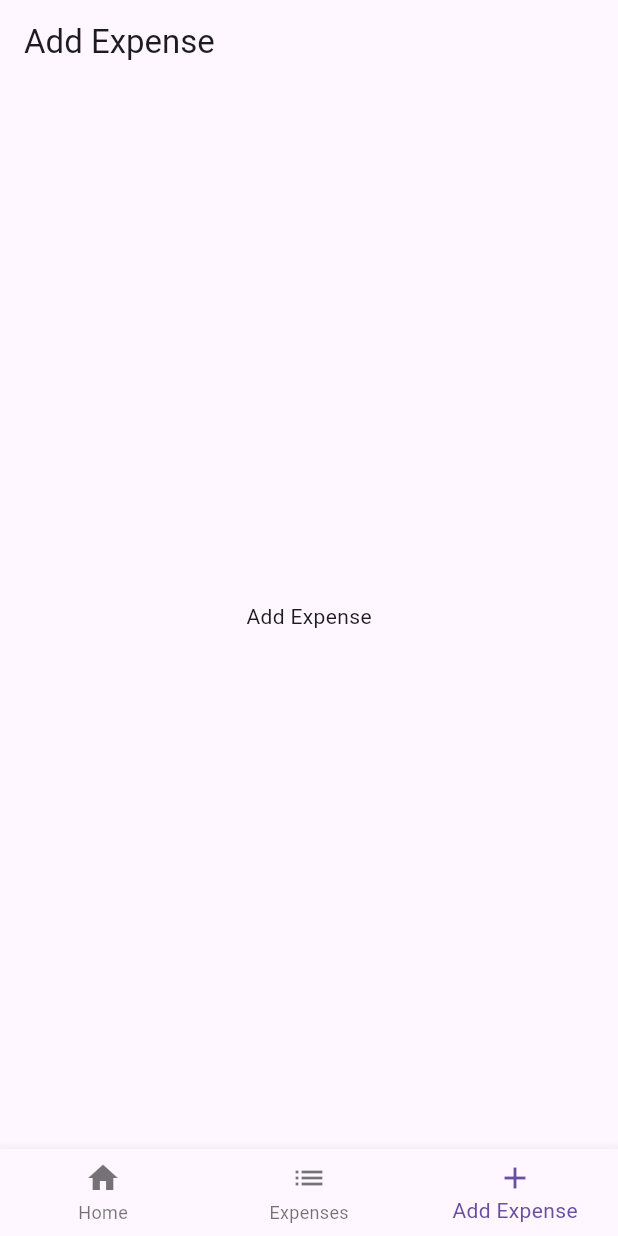
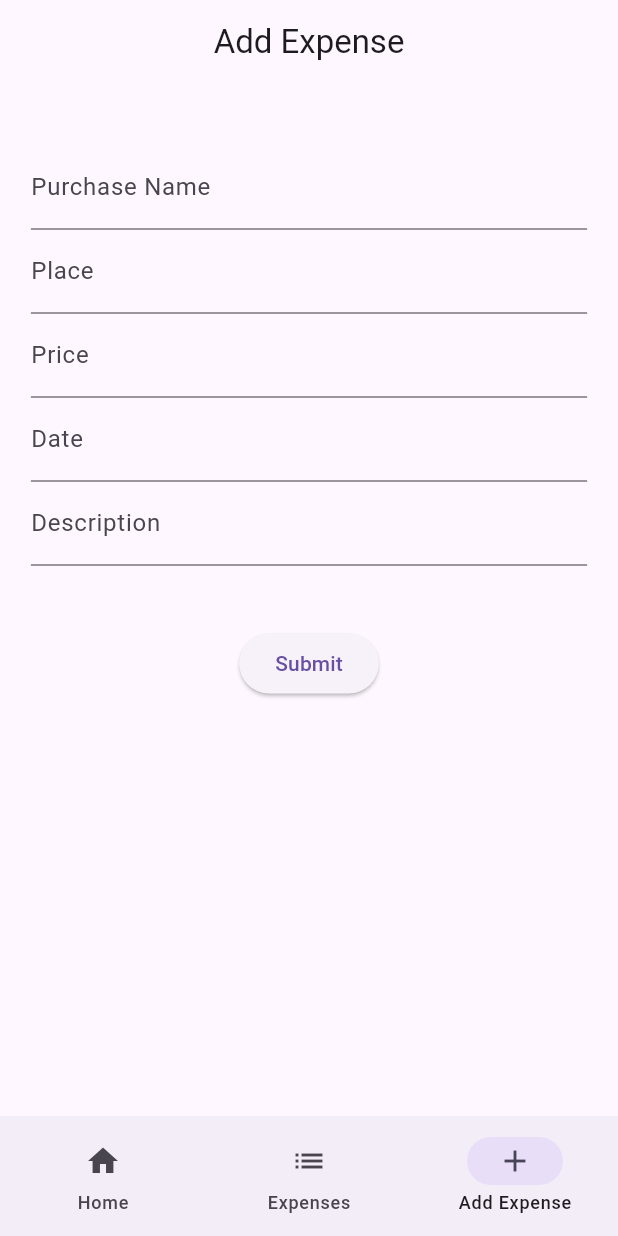
Before and after one commit to SatyaAchanta/personal-expense-tracker, a Flutter app: the screen it shows after launch, item 3 of the bottom bar chosen, on a phone screen of 412 x 824 dp. Run offline on Flutter 3.47's test engine with Material 3 defaults, Android fonts, the phone set to English and light mode, and no system bars; our stand-ins replace get.

Commit message:
Working form edit and state updates

```diff
--- a/lib/controllers/dashboard.dart
+++ b/lib/controllers/dashboard.dart
@@ -4,7 +4,6 @@ class DashboardController extends GetxController {
   var currentIndex = 0;
 
   void changeIndex(int index) {
-    print("index $index");
     currentIndex = index;
     update();
   }
--- /dev/null
+++ b/lib/controllers/expense.dart
@@ -0,0 +1,21 @@
+import 'package:get/get.dart';
+
+class ExpenseController extends GetxController {
+  final expenses = <Map<String, dynamic>>[].obs;
+
+  void setExpenses(List<Map<String, dynamic>> expenses) {
+    this.expenses.value = expenses;
+  }
+
+  void addExpense(Map<String, dynamic> expense) {
+    expenses.add(expense);
+  }
+
+  void removeExpense(int index) {
+    expenses.removeAt(index);
+  }
+
+  List<Map<String, dynamic>> getExpenses() {
+    return expenses;
+  }
+}
--- /dev/null
+++ b/lib/models/expense.dart
@@ -0,0 +1,39 @@
+class Expense {
+  final String id;
+  final String title;
+  final double amount;
+  final DateTime date;
+  final String description;
+  final String place;
+
+  Expense({
+    required this.id,
+    required this.title,
+    required this.amount,
+    required this.date,
+    required this.place,
+    this.description = '',
+  });
+
+  factory Expense.fromJson(Map<String, dynamic> json) {
+    return Expense(
+      id: json['id'],
+      title: json['title'],
+      amount: json['amount'],
+      date: DateTime.parse(json['date']),
+      place: json['place'],
+      description: json['description'],
+    );
+  }
+
+  Map<String, dynamic> toJson() {
+    return {
+      'id': id,
+      'title': title,
+      'amount': amount,
+      'date': date.toIso8601String(),
+      'place': place,
+      'description': description,
+    };
+  }
+}
--- /dev/null
+++ b/lib/models/user.dart
@@ -0,0 +1,7 @@
+class User {
+  String name;
+  String email;
+  int id;
+
+  User({required this.name, required this.email, required this.id});
+}
--- a/lib/routes/routes.dart
+++ b/lib/routes/routes.dart
@@ -26,11 +26,11 @@ class Routes {
     ),
     GetPage(
       name: expenses,
-      page: () => const ExpenseList(),
+      page: () => ExpenseList(),
     ),
     GetPage(
       name: addExpense,
-      page: () => const ExpenseForm(),
+      page: () => ExpenseForm(),
     ),
   ];
 }
--- a/lib/screens/expense_form.dart
+++ b/lib/screens/expense_form.dart
@@ -1,16 +1,116 @@
 import 'package:flutter/material.dart';
+import 'package:get/get.dart';
+import 'package:personal_expense_tracker/controllers/expense.dart';
 
 class ExpenseForm extends StatelessWidget {
-  const ExpenseForm({super.key});
+  ExpenseForm({super.key});
+  final GlobalKey<FormState> _formKey = GlobalKey<FormState>();
+  final ExpenseController expenseController = Get.put(ExpenseController());
 
   @override
   Widget build(BuildContext context) {
-    return Scaffold(
-      appBar: AppBar(
-        title: const Text('Add Expense'),
-      ),
-      body: const Center(
-        child: Text('Add Expense'),
+    final TextEditingController _titleController = TextEditingController();
+    final TextEditingController _placeController = TextEditingController();
+    final TextEditingController _priceController = TextEditingController();
+    final TextEditingController _dateController = TextEditingController();
+    final TextEditingController _descriptionController =
+        TextEditingController();
+
+    MediaQueryData mediaQuery = MediaQuery.of(context);
+    Size deviceSize = mediaQuery.size;
+
+    return SafeArea(
+      child: Scaffold(
+        appBar: AppBar(
+          title: const Center(
+            child: Text('Add Expense'),
+          ),
+        ),
+        body: SingleChildScrollView(
+          child: Column(
+            children: [
+              Container(
+                margin: EdgeInsets.only(
+                  top: deviceSize.height * 0.05,
+                  left: deviceSize.width * 0.05,
+                  right: deviceSize.width * 0.05,
+                ),
+                child: Form(
+                  key: _formKey,
+                  child: Column(
+                    children: [
+                      TextFormField(
+                        controller: _titleController,
+                        decoration:
+                            const InputDecoration(labelText: 'Purchase Name'),
+                        validator: (value) =>
+                            value!.isEmpty ? 'Please enter a title' : null,
+                      ),
+                      TextFormField(
+                        controller: _placeController,
+                        decoration: const InputDecoration(labelText: 'Place'),
+                        validator: (value) =>
+                            value!.isEmpty ? 'Please enter a place' : null,
+                      ),
+                      TextFormField(
+                        controller: _priceController,
+                        decoration: const InputDecoration(labelText: 'Price'),
+                        validator: (value) =>
+                            value!.isEmpty ? 'Please enter a price' : null,
+                        keyboardType: TextInputType.number,
+                      ),
+                      TextFormField(
+                        controller: _dateController,
+                        decoration: const InputDecoration(labelText: 'Date'),
+                        validator: (value) =>
+                            value!.isEmpty ? 'Please enter a date' : null,
+                        keyboardType: TextInputType.datetime,
+                      ),
+                      TextFormField(
+                        controller: _descriptionController,
+                        decoration:
+                            const InputDecoration(labelText: 'Description'),
+                      ),
+                    ],
+                  ),
+                ),
+              ),
+              Container(
+                margin: EdgeInsets.only(
+                  top: deviceSize.height * 0.05,
+                  left: deviceSize.width * 0.05,
+                  right: deviceSize.width * 0.05,
+                ),
+                child: ElevatedButton(
+                  onPressed: () {
+                    // if (_formKey.currentState!.validate()) {
+                    //   expenseController.addExpense({
+                    //     'title': "Sample",
+                    //     'place': "Home",
+                    //     'price': 12,
+                    //     'date': '2024/01/01',
+                    //     'description': 'testing',
+                    //   });
+                    //   // print('Title: ${_titleController.text}');
+                    //   // print('Place: ${_placeController.text}');
+                    //   // print('Price: ${_priceController.text}');
+                    //   // print('Date: ${_dateController.text}');
+                    //   // print('Description: ${_descriptionController.text}');
+                    // }
+                    expenseController.addExpense({
+                      'title': "Sample",
+                      'place': "Home",
+                      'price': 12,
+                      'date': '2024/01/01',
+                      'description': 'testing',
+                    });
+                  },
+                  child: const Text('Submit'),
+                ),
+              ),
+            ],
+          ),
+        ),
       ),
     );
   }
--- a/lib/screens/expense_list.dart
+++ b/lib/screens/expense_list.dart
@@ -1,16 +1,37 @@
 import 'package:flutter/material.dart';
+import 'package:get/get.dart';
+
+import '../controllers/expense.dart';
 
 class ExpenseList extends StatelessWidget {
   const ExpenseList({super.key});
+
+  // final controller = Get.put(ExpenseController());
 
   @override
   Widget build(BuildContext context) {
     return Scaffold(
       appBar: AppBar(
-        title: const Text('Personal Expense Tracker'),
+        title: const Text('Expenses'),
       ),
-      body: const Center(
-        child: Text('Expense List'),
+      body: GetX<ExpenseController>(
+        builder: (controller) {
+          return ListView.builder(
+            itemCount: controller.expenses.length,
+            itemBuilder: (context, index) {
+              return ListTile(
+                title: Text(controller.expenses[index]['title']),
+                subtitle: Text(controller.expenses[index]['price'].toString()),
+                trailing: IconButton(
+                  icon: const Icon(Icons.delete),
+                  onPressed: () {
+                    controller.removeExpense(index);
+                  },
+                ),
+              );
+            },
+          );
+        },
       ),
     );
   }
--- a/lib/screens/home.dart
+++ b/lib/screens/home.dart
@@ -19,25 +19,25 @@ class Homepage extends StatelessWidget {
           return Scaffold(
             body: IndexedStack(
               index: controller.currentIndex,
-              children: const [
+              children: [
                 Dashboard(),
                 ExpenseList(),
                 ExpenseForm(),
               ],
             ),
-            bottomNavigationBar: BottomNavigationBar(
-              currentIndex: controller.currentIndex,
-              onTap: controller.changeIndex,
-              items: const [
-                BottomNavigationBarItem(
+            bottomNavigationBar: NavigationBar(
+              selectedIndex: controller.currentIndex,
+              onDestinationSelected: controller.changeIndex,
+              destinations: const [
+                NavigationDestination(
                   icon: Icon(Icons.home),
                   label: 'Home',
                 ),
-                BottomNavigationBarItem(
+                NavigationDestination(
                   icon: Icon(Icons.list),
                   label: 'Expenses',
                 ),
-                BottomNavigationBarItem(
+                NavigationDestination(
                   icon: Icon(Icons.add),
                   label: 'Add Expense',
                 ),
```
